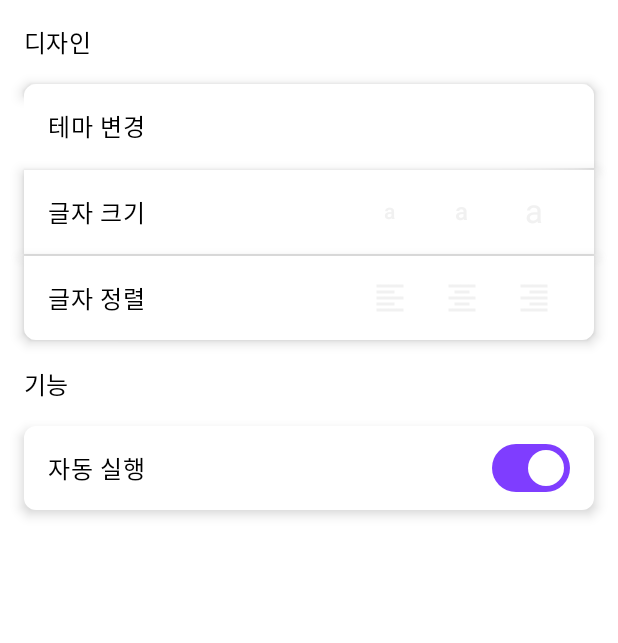
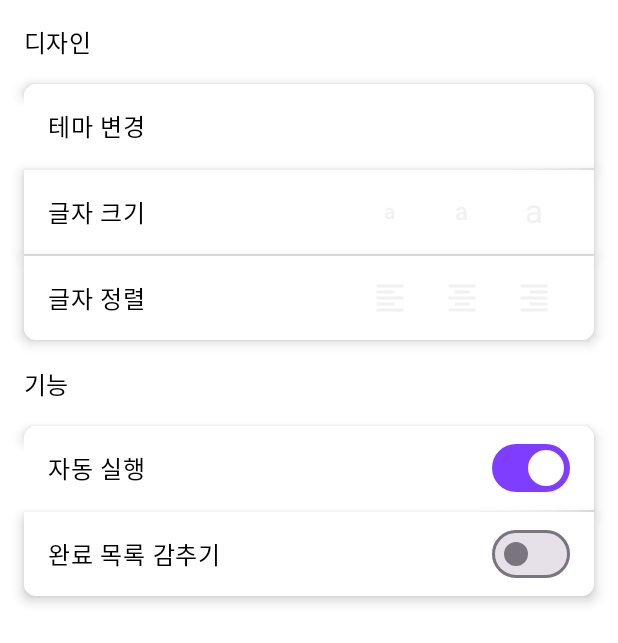
Before and after one commit to Hyuck9/HaniMani, an Android app built with Jetpack Compose: the composable SettingsScreen shown on its own in the app's theme, after a tap on "확인", on a phone screen of 412 x 824 dp. Shown: the top 643 px of the screen. Run offline under Robolectric (Android 15) with nearby library versions, the phone set to English and light mode, and no system bars; our stand-ins replace Dagger/Hilt's generated code, accompanist; 5 statements that could not run were skipped.

Commit message:
o 완료 목록 감추기 기능 추가

```diff
--- a/app/src/main/java/io/github/hyuck9/hanimani/common/data/preference/PreferencesConstants.kt
+++ b/app/src/main/java/io/github/hyuck9/hanimani/common/data/preference/PreferencesConstants.kt
@@ -3,4 +3,5 @@ package io.github.hyuck9.hanimani.common.data.preference
 object PreferencesConstants {
 
 	const val AUTO_RUN = "AUTO_RUN"
+	const val HIDE_COMPLETE_TASKS = "HIDE_COMPLETE_TASKS"
 }
--- a/app/src/main/java/io/github/hyuck9/hanimani/common/data/repository/DefaultTasksRepository.kt
+++ b/app/src/main/java/io/github/hyuck9/hanimani/common/data/repository/DefaultTasksRepository.kt
@@ -1,8 +1,6 @@
 package io.github.hyuck9.hanimani.common.data.repository
 
 import io.github.hyuck9.hanimani.common.data.local.TasksDao
-import io.github.hyuck9.hanimani.common.data.local.model.Result
-import io.github.hyuck9.hanimani.common.data.local.model.Result.Success
 import io.github.hyuck9.hanimani.common.data.local.model.TaskEntity
 import io.github.hyuck9.hanimani.common.extension.toTaskEntity
 import io.github.hyuck9.hanimani.common.extension.toToDoTask
--- a/app/src/main/java/io/github/hyuck9/hanimani/common/data/repository/TasksRepository.kt
+++ b/app/src/main/java/io/github/hyuck9/hanimani/common/data/repository/TasksRepository.kt
@@ -1,6 +1,5 @@
 package io.github.hyuck9.hanimani.common.data.repository
 
-import io.github.hyuck9.hanimani.common.data.local.model.Result
 import io.github.hyuck9.hanimani.common.data.local.model.TaskEntity
 import io.github.hyuck9.hanimani.model.ToDoStatus
 import io.github.hyuck9.hanimani.model.ToDoTask
--- a/app/src/main/java/io/github/hyuck9/hanimani/features/settings/ui/SettingsAction.kt
+++ b/app/src/main/java/io/github/hyuck9/hanimani/features/settings/ui/SettingsAction.kt
@@ -4,4 +4,5 @@ sealed class SettingsAction {
 	data class SelectTaskAlign(val selected: TaskAlignItem) : SettingsAction()
 	data class SelectFontSize(val selected: FontSizeItem) : SettingsAction()
 	data class OnAutorunCheckedChange(val isAutorun: Boolean) : SettingsAction()
+	data class OnHideCompleteTasksChange(val isHide: Boolean) : SettingsAction()
 }
--- a/app/src/main/java/io/github/hyuck9/hanimani/features/settings/ui/SettingsScreen.kt
+++ b/app/src/main/java/io/github/hyuck9/hanimani/features/settings/ui/SettingsScreen.kt
@@ -47,7 +47,9 @@ fun SettingsScreen(
 		FunctionCard(
 			modifier = Modifier.padding(top = 16.dp),
 			isAutorunCheck = state.isAutorun,
-			onAutorunCheckedChange = { viewModel.dispatch(SettingsAction.OnAutorunCheckedChange(it)) }
+			isHideCompleteTasks = state.isHideCompleteTasks,
+			onAutorunCheckedChange = { viewModel.dispatch(SettingsAction.OnAutorunCheckedChange(it)) },
+			onHideCompleteTasksChange = { viewModel.dispatch(SettingsAction.OnHideCompleteTasksChange(it)) }
 		)
 	}
 }
@@ -88,7 +90,9 @@ fun DesignCard(
 fun FunctionCard(
 	modifier: Modifier = Modifier,
 	isAutorunCheck: Boolean,
+	isHideCompleteTasks: Boolean,
 	onAutorunCheckedChange: (Boolean) -> Unit,
+	onHideCompleteTasksChange: (Boolean) -> Unit,
 ) {
 
 	SettingsCard(
@@ -97,9 +101,15 @@ fun FunctionCard(
 		content = {
 			SwitchSettingsRow(
 				settingName = stringResource(id = R.string.setting_function_autorun),
-				shape = RoundedCornerShape(MediumRadius),
+				shape = RoundedCornerShape(topStart = MediumRadius, topEnd = MediumRadius),
 				isChecked = isAutorunCheck,
 				onCheckedChange = onAutorunCheckedChange
+			)
+			SwitchSettingsRow(
+				settingName = stringResource(id = R.string.setting_function_hide_complete_tasks),
+				shape = RoundedCornerShape(bottomStart = MediumRadius, bottomEnd = MediumRadius),
+				isChecked = isHideCompleteTasks,
+				onCheckedChange = onHideCompleteTasksChange
 			)
 		})
 }
@@ -213,7 +223,9 @@ private fun FunctionCardPreview() {
 		) {
 			FunctionCard(
 				isAutorunCheck = true,
+				isHideCompleteTasks = false,
 				onAutorunCheckedChange = {},
+				onHideCompleteTasksChange = {},
 			)
 		}
 	}
--- a/app/src/main/java/io/github/hyuck9/hanimani/features/settings/ui/SettingsState.kt
+++ b/app/src/main/java/io/github/hyuck9/hanimani/features/settings/ui/SettingsState.kt
@@ -8,7 +8,8 @@ import io.github.hyuck9.hanimani.model.TaskAlign
 data class SettingsState(
 	val taskAligns: List<TaskAlignItem> = listOf(),
 	val fontSizes: List<FontSizeItem> = listOf(),
-	val isAutorun: Boolean = true
+	val isAutorun: Boolean = true,
+	val isHideCompleteTasks: Boolean = false,
 )
 
 data class TaskAlignItem(
--- a/app/src/main/java/io/github/hyuck9/hanimani/features/settings/ui/SettingsViewModel.kt
+++ b/app/src/main/java/io/github/hyuck9/hanimani/features/settings/ui/SettingsViewModel.kt
@@ -5,6 +5,7 @@ import androidx.lifecycle.viewModelScope
 import dagger.hilt.android.lifecycle.HiltViewModel
 import io.github.hyuck9.hanimani.common.base.BaseViewModel
 import io.github.hyuck9.hanimani.common.data.preference.PreferencesConstants.AUTO_RUN
+import io.github.hyuck9.hanimani.common.data.preference.PreferencesConstants.HIDE_COMPLETE_TASKS
 import io.github.hyuck9.hanimani.common.data.preference.readBoolean
 import io.github.hyuck9.hanimani.common.data.preference.writeBoolean
 import io.github.hyuck9.hanimani.common.extension.select
@@ -26,6 +27,7 @@ class SettingsViewModel @Inject constructor(
 		initTaskAlign()
 		initFontSize()
 		initAutorun()
+		initHideCompleteTasks()
 	}
 
 	override fun dispatch(action: SettingsAction) {
@@ -33,6 +35,7 @@ class SettingsViewModel @Inject constructor(
 			is SettingsAction.SelectTaskAlign -> applyTaskAlign(action.selected)
 			is SettingsAction.SelectFontSize -> applyFontSize(action.selected)
 			is SettingsAction.OnAutorunCheckedChange -> autorunCheckedChange(action.isAutorun)
+			is SettingsAction.OnHideCompleteTasksChange -> hideCompleteTasksChange(action.isHide)
 		}
 	}
 
@@ -66,6 +69,14 @@ class SettingsViewModel @Inject constructor(
 				}
 		}
 	}
+	private fun initHideCompleteTasks() {
+		viewModelScope.launch {
+			context.readBoolean(HIDE_COMPLETE_TASKS, false)
+				.collect {
+					setState { copy(isHideCompleteTasks = it) }
+				}
+		}
+	}
 
 	private fun applyTaskAlign(item: TaskAlignItem) {
 		viewModelScope.launch {
@@ -85,6 +96,12 @@ class SettingsViewModel @Inject constructor(
 		}
 	}
 
+	private fun hideCompleteTasksChange(isHide: Boolean) {
+		viewModelScope.launch {
+			context.writeBoolean(HIDE_COMPLETE_TASKS, isHide)
+		}
+	}
+
 	private fun initialTaskAligns(): List<TaskAlignItem> = listOf(
 		TaskAlignItem(TaskAlign.START, false),
 		TaskAlignItem(TaskAlign.CENTER, false),
--- a/app/src/main/res/values/strings.xml
+++ b/app/src/main/res/values/strings.xml
@@ -1,5 +1,5 @@
 <resources>
-    <string name="app_name">HaniMani</string>
+    <string name="app_name">하니마니</string>
 
     <string name="tab_title_tasks">할일</string>
     <string name="tab_title_settings">설정</string>
@@ -38,6 +38,7 @@
     <string name="setting_font_align">글자 정렬</string>
 
     <string name="setting_function_autorun">자동 실행</string>
+    <string name="setting_function_hide_complete_tasks">완료 목록 감추기</string>
 
     <string name="noti_content_title">클릭하여 앱 실행</string>
     <string name="noti_content_text">안정적인 실행을 위해 알림 표시 중</string>
```
